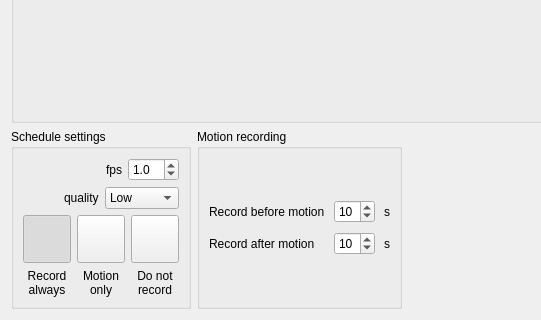
First picture: the form in client/src/ui/device_settings/camera_schedule.ui, repository networkoptix/nx_open, before the edit; both pictures show x 0 to 541 and y 359 to 679 of the 957 by 679 pixel window.
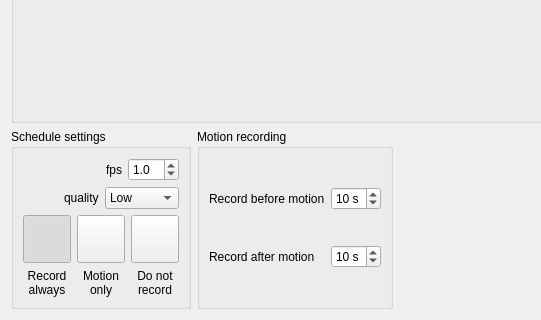
Second picture: the form after the edit. Custom widgets are drawn as their Qt base class.

Patch:
```diff
--- a/client/src/ui/device_settings/camera_schedule.ui
+++ b/client/src/ui/device_settings/camera_schedule.ui
@@ -389,10 +389,7 @@
        <property name="flat">
         <bool>false</bool>
        </property>
-       <layout class="QVBoxLayout" name="verticalLayout_6">
-        <property name="spacing">
-         <number>9</number>
-        </property>
+       <layout class="QGridLayout" name="gridLayout_2">
         <property name="leftMargin">
          <number>9</number>
         </property>
@@ -402,8 +399,6 @@
         <property name="rightMargin">
          <number>9</number>
         </property>
-        <item>
-         <layout class="QGridLayout" name="gridLayout">
           <item row="0" column="0">
            <widget class="QLabel" name="label_9">
             <property name="text">
@@ -426,6 +421,9 @@
           </item>
           <item row="0" column="1">
            <widget class="QSpinBox" name="spinBoxRecordBefore">
+          <property name="suffix">
+           <string> s</string>
+          </property>
             <property name="maximum">
              <number>45</number>
             </property>
@@ -436,6 +434,9 @@
           </item>
           <item row="1" column="1">
            <widget class="QSpinBox" name="spinBoxRecordAfter">
+          <property name="suffix">
+           <string> s</string>
+          </property>
             <property name="maximum">
              <number>45</number>
             </property>
@@ -443,25 +444,6 @@
              <number>10</number>
             </property>
            </widget>
-          </item>
-          <item row="0" column="2">
-           <widget class="QLabel" name="label_12">
-            <property name="text">
-             <string>s</string>
-            </property>
-           </widget>
-          </item>
-          <item row="1" column="2">
-           <widget class="QLabel" name="label_11">
-            <property name="text">
-             <string>s</string>
-            </property>
-           </widget>
-          </item>
-          <item row="2" column="0">
-           <layout class="QVBoxLayout" name="verticalLayout_8"/>
-          </item>
-         </layout>
         </item>
        </layout>
       </widget>
```
Left out of the diff: 3 changed lines with no effect on the pictures. Lines whose indentation alone changed are shown as unchanged.
